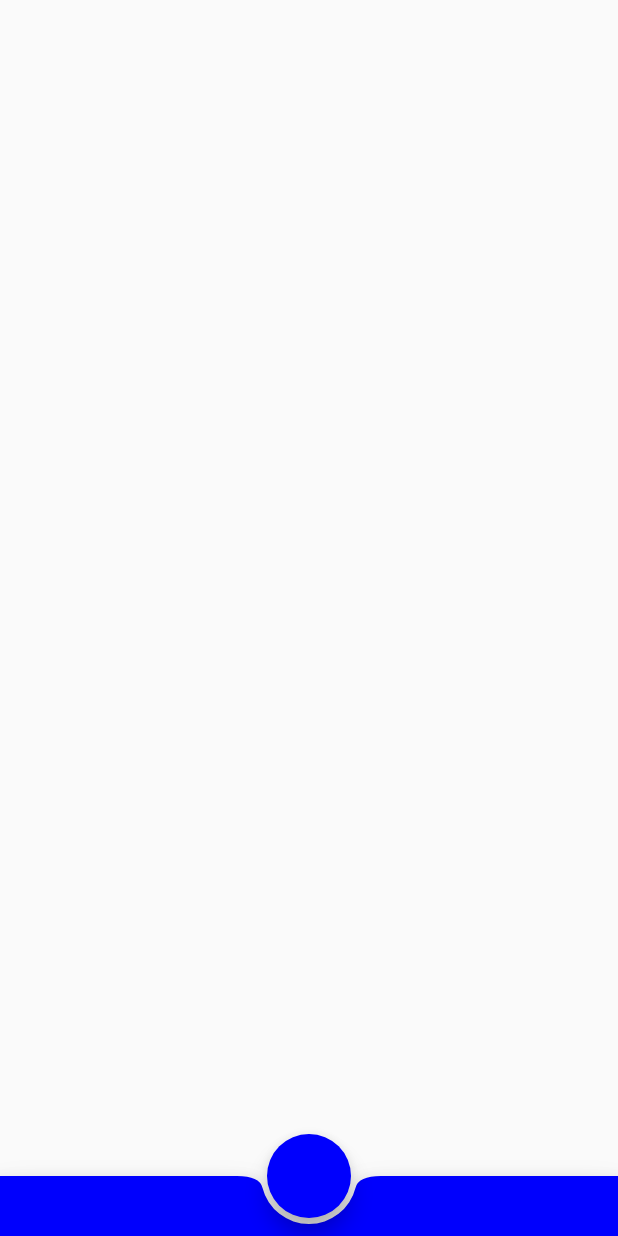
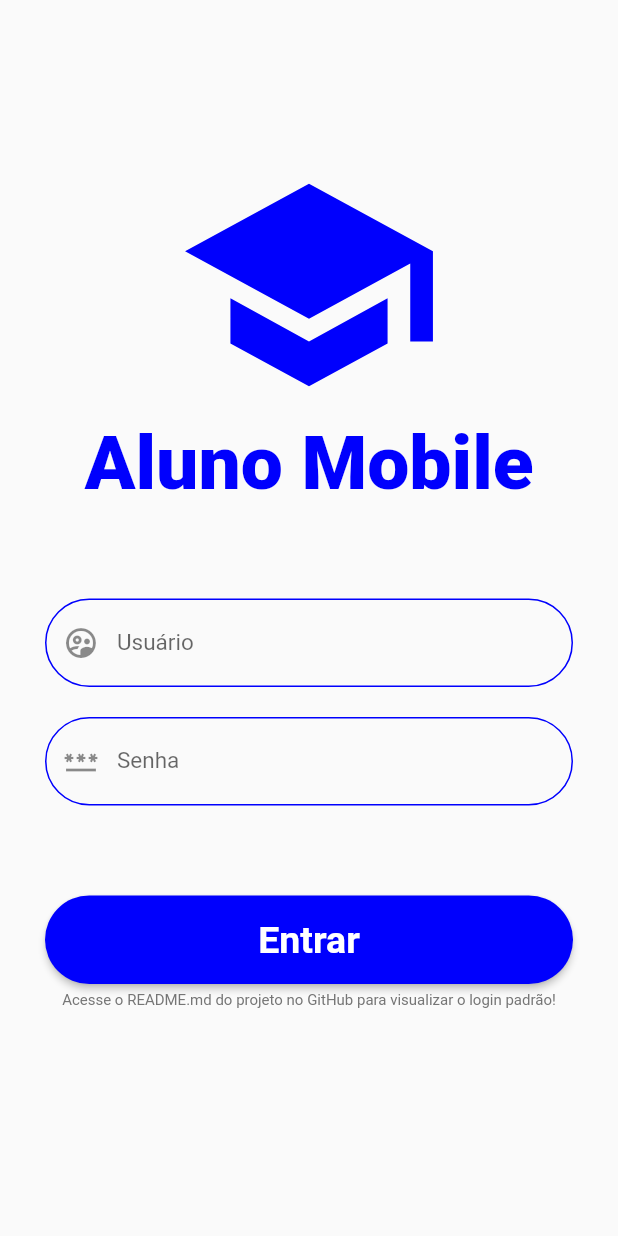
Before and after one commit to hmaltaurodev/aluno-mobile-flutter, a Flutter app: the screen it shows after launch, on a phone screen of 412 x 824 dp. Run offline on Flutter 3.47's test engine with Material 2 defaults, Android fonts, the phone set to English and light mode, and no system bars; our stand-ins replace sqflite; accounts and stored records are empty.

Commit message:
11/05/2022

```diff
--- /dev/null
+++ b/lib/ui/components/components.dart
@@ -0,0 +1 @@
+export 'w_elevated_button.dart';
--- /dev/null
+++ b/lib/ui/components/w_elevated_button.dart
@@ -0,0 +1,25 @@
+import 'package:flutter/material.dart';
+
+class WElevatedButton extends StatelessWidget {
+  final VoidCallback? onPressed;
+  final Widget? child;
+  final EdgeInsetsGeometry padding;
+
+  const WElevatedButton({
+    required this.onPressed,
+    this.child,
+    this.padding = const EdgeInsets.all(0),
+    Key? key
+  }) : super(key: key);
+
+  @override
+  Widget build(BuildContext context) {
+    return Padding(
+      padding: padding,
+      child: ElevatedButton(
+        onPressed: onPressed,
+        child: child,
+      ),
+    );
+  }
+}
--- a/lib/ui/pages/home_page.dart
+++ b/lib/ui/pages/home_page.dart
@@ -11,7 +11,18 @@ class _HomePageState extends State<HomePage> {
   @override
   Widget build(BuildContext context) {
     return Scaffold(
-
+      floatingActionButton: FloatingActionButton(
+        backgroundColor: const Color.fromRGBO(0, 0, 253, 1),
+        onPressed: () { },
+      ),
+      floatingActionButtonLocation: FloatingActionButtonLocation.centerDocked,
+      bottomNavigationBar: const BottomAppBar(
+        child: Padding(
+          child: Icon(null),
+          padding: EdgeInsets.all(8),
+        ),
+      ),
+      extendBody: true,
     );
   }
 }
--- a/lib/ui/pages/login_page.dart
+++ b/lib/ui/pages/login_page.dart
@@ -1,3 +1,5 @@
+import 'package:aluno_mobile_flutter/ui/components/w_elevated_button.dart';
+import 'package:aluno_mobile_flutter/ui/pages/home_page.dart';
 import 'package:flutter/material.dart';
 
 class LoginPage extends StatefulWidget {
@@ -10,21 +12,120 @@ class LoginPage extends StatefulWidget {
 class _LoginPageState extends State<LoginPage> {
   @override
   Widget build(BuildContext context) {
-    return Scaffold(
-      floatingActionButton: FloatingActionButton(
-        backgroundColor: const Color.fromRGBO(0, 0, 253, 1),
-        onPressed: () { },
+    return GestureDetector(
+      onTap: () {
+        FocusScope.of(context).unfocus();
+      },
+      child: Scaffold(
+        body: SingleChildScrollView(
+          child: Column(
+            crossAxisAlignment: CrossAxisAlignment.stretch,
+            children: [
+              Padding(
+                  padding: const EdgeInsets.only(
+                      top: 100,
+                      bottom: 10
+                  ),
+                  child: Column(
+                    children: [
+                      Icon(
+                        Icons.school,
+                        color: Theme.of(context).primaryColor,
+                        size: 180,
+                      ),
+                      Text(
+                        'Aluno Mobile',
+                        style: TextStyle(
+                          color: Theme.of(context).primaryColor,
+                          fontWeight: FontWeight.w900,
+                          fontSize: 50,
+                        ),
+                      ),
+                    ],
+                  )
+              ),
+              const Padding(
+                padding: EdgeInsets.only(
+                    top: 50,
+                    bottom: 10,
+                    left: 30,
+                    right: 30
+                ),
+                child: TextField(
+                  decoration: InputDecoration(
+                    prefixIcon: Icon(
+                      Icons.supervised_user_circle_outlined,
+                    ),
+                    labelText: 'Usuário',
+                    labelStyle: TextStyle(
+                      fontSize: 15,
+                    ),
+                  ),
+                ),
+              ),
+              const Padding(
+                padding: EdgeInsets.only(
+                    top: 10,
+                    bottom: 10,
+                    left: 30,
+                    right: 30
+                ),
+                child: TextField(
+                  obscureText: true,
+                  decoration: InputDecoration(
+                    prefixIcon: Icon(
+                      Icons.password,
+                    ),
+                    labelText: 'Senha',
+                    labelStyle: TextStyle(
+                      fontSize: 15,
+                    ),
+                  ),
+                ),
+              ),
+              WElevatedButton(
+                padding: const EdgeInsets.only(
+                    top: 50,
+                    left: 30,
+                    right: 30
+                ),
+                child: const Padding(
+                  padding: EdgeInsets.all(15),
+                  child: Text(
+                    'Entrar',
+                    style: TextStyle(
+                      fontSize: 25,
+                      fontWeight: FontWeight.bold,
+                    ),
+                  ),
+                ),
+                onPressed: () {
+                  Navigator.push(
+                      context,
+                      MaterialPageRoute(
+                          builder: (context) => const HomePage()
+                      )
+                  );
+                },
+              ),
+              Padding(
+                padding: const EdgeInsets.symmetric(
+                  vertical: 5,
+                  horizontal: 30,
+                ),
+                child: Text(
+                  'Acesse o README.md do projeto no GitHub para visualizar o login padrão!',
+                  textAlign: TextAlign.center,
+                  style: TextStyle(
+                    color: Colors.grey.shade600,
+                    fontSize: 10,
+                  ),
+                ),
+              ),
+            ],
+          ),
+        ),
       ),
-      floatingActionButtonLocation: FloatingActionButtonLocation.centerDocked,
-      bottomNavigationBar: const BottomAppBar(
-        child: Padding(
-          child: Icon(null),
-          padding: EdgeInsets.all(8),
-        ),
-        color: Color.fromRGBO(0, 0, 253, 1),
-        shape: CircularNotchedRectangle(),
-      ),
-      extendBody: true,
     );
   }
 }
--- a/lib/ui/themes/light_theme.dart
+++ b/lib/ui/themes/light_theme.dart
@@ -4,11 +4,48 @@ ThemeData lightTheme() {
   const Color primaryColor = Color.fromRGBO(0, 0, 253, 1);
   const Color primaryColorDark = Color.fromRGBO(0, 0, 108, 1);
   const Color primaryColorLight = Color.fromRGBO(124, 124, 255, 1);
+  Color shadeColor = Colors.blueGrey.shade50;
+
+  const TextStyle textStyleElevatedButton = TextStyle(
+    fontSize: 20,
+    color: Colors.white,
+  );
+
+  const BottomAppBarTheme bottomAppBarTheme = BottomAppBarTheme(
+    color: primaryColor,
+    shape: CircularNotchedRectangle(),
+  );
+
+  ElevatedButtonThemeData elevatedButtonThemeData = ElevatedButtonThemeData(
+    style: ElevatedButton.styleFrom(
+      primary: primaryColor,
+      shape: const StadiumBorder(),
+      textStyle: textStyleElevatedButton,
+    ),
+  );
+
+  InputDecorationTheme inputDecorationTheme = InputDecorationTheme(
+    enabledBorder: OutlineInputBorder(
+      borderSide: const BorderSide(
+        color: primaryColor,
+      ),
+      borderRadius: BorderRadius.circular(30),
+    ),
+    focusedBorder: OutlineInputBorder(
+      borderSide: const BorderSide(
+        color: primaryColorDark,
+      ),
+      borderRadius: BorderRadius.circular(30),
+    ),
+  );
 
   return ThemeData(
     primaryColor: primaryColor,
     primaryColorDark: primaryColorDark,
     primaryColorLight: primaryColorLight,
-    //scaffoldBackgroundColor: Colors.blueGrey.shade50,
+
+    bottomAppBarTheme: bottomAppBarTheme,
+    elevatedButtonTheme: elevatedButtonThemeData,
+    inputDecorationTheme: inputDecorationTheme,
   );
 }
```
